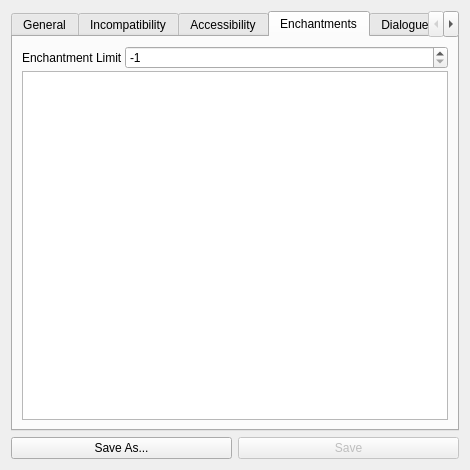
The window that clothingwindow.ui (PythonicMoron/Liliths-Throne-Mod-Tool) describes before a commit, drawn with Qt 5.
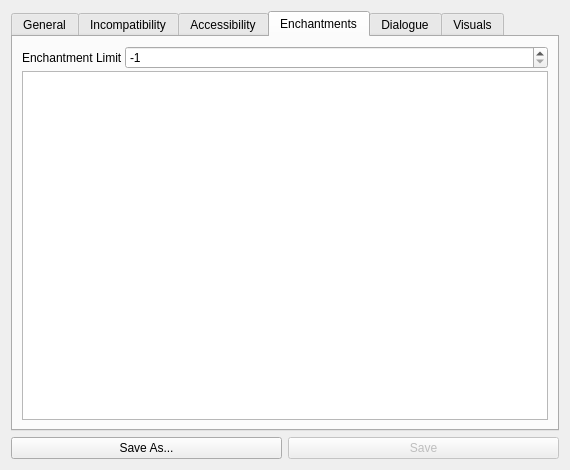
The same window after the commit. The open tabs and pages were chosen to show the change.

Commit message:
Morphed effects list to a table
Refactored the effects list handler to take a QTableWidget instead of a QListWidget and now it sorts the effect data into columns. Might have some bugs or missing features I didn't account for.

```diff
--- a/clothingwindow.ui
+++ b/clothingwindow.ui
@@ -6,7 +6,7 @@
    <rect>
     <x>0</x>
     <y>0</y>
-    <width>470</width>
+    <width>570</width>
     <height>470</height>
    </rect>
   </property>
@@ -276,7 +276,7 @@
            <item>
             <layout class="QVBoxLayout" name="verticalLayout_3">
              <item>
-              <widget class="QListWidget" name="enchantmentList">
+              <widget class="QTableWidget" name="enchantmentList">
                <property name="enabled">
                 <bool>true</bool>
                </property>
@@ -298,12 +298,21 @@
                <property name="selectionBehavior">
                 <enum>QAbstractItemView::SelectRows</enum>
                </property>
-               <property name="spacing">
-                <number>2</number>
-               </property>
                <property name="wordWrap">
-                <bool>true</bool>
+                <bool>false</bool>
                </property>
+               <attribute name="horizontalHeaderShowSortIndicator" stdset="0">
+                <bool>false</bool>
+               </attribute>
+               <attribute name="horizontalHeaderStretchLastSection">
+                <bool>false</bool>
+               </attribute>
+               <attribute name="verticalHeaderVisible">
+                <bool>false</bool>
+               </attribute>
+               <attribute name="verticalHeaderHighlightSections">
+                <bool>false</bool>
+               </attribute>
               </widget>
              </item>
             </layout>
```
The commit also changes 5 other files.
